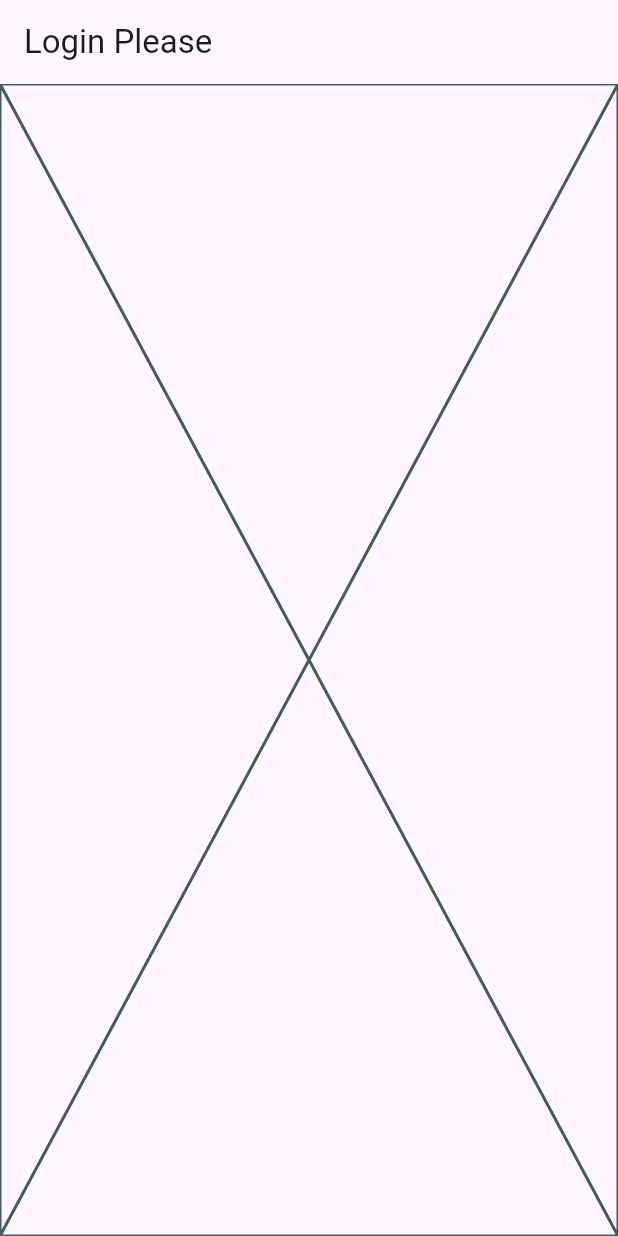
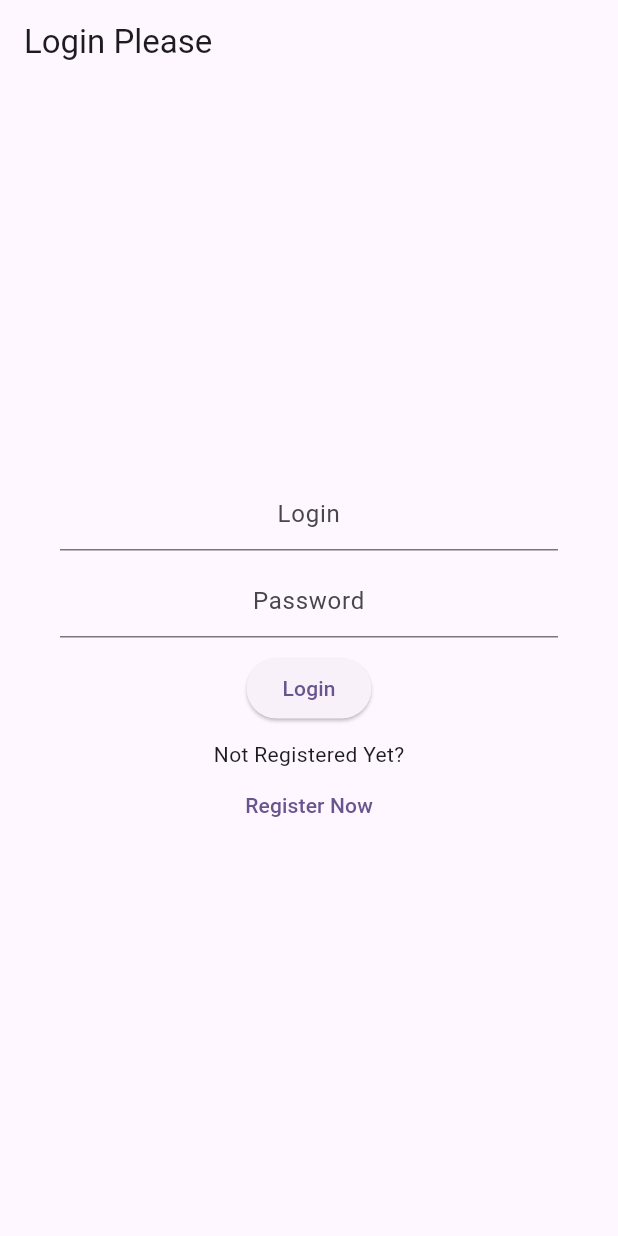
Before and after one commit to rebus217/poisk_kino, a Flutter app: the screen it shows after launch, after a tap on "Enter", on a phone screen of 412 x 824 dp. Run offline on Flutter 3.47's test engine with Material 2 defaults, Android fonts, the light colour scheme and no system bars.

Commit message:
sing up and login screens

```diff
--- a/lib/features/landing/view/landing_screen.dart
+++ b/lib/features/landing/view/landing_screen.dart
@@ -1,5 +1,4 @@
 import 'package:flutter/material.dart';
-import 'package:poisk_kino/features/login/view/login_screen.dart';
 
 class LandingScreen extends StatefulWidget {
   const LandingScreen({super.key});
--- a/lib/features/login/login.dart
+++ b/lib/features/login/login.dart
@@ -1 +1,2 @@
 export 'view/view.dart';
+export 'widgets/widgets.dart';
--- a/lib/features/login/view/login_screen.dart
+++ b/lib/features/login/view/login_screen.dart
@@ -1,4 +1,5 @@
 import 'package:flutter/material.dart';
+import 'package:poisk_kino/features/login/login.dart';
 
 class LoginScreen extends StatefulWidget {
   const LoginScreen({super.key});
@@ -14,7 +15,7 @@
       appBar: AppBar(
         title: const Text("Login Please"),
       ),
-      body: Placeholder(),
+      body: const LoginFormWidget(),
     );
   }
 }
--- /dev/null
+++ b/lib/features/login/widgets/login_form_widget.dart
@@ -0,0 +1,44 @@
+import 'package:flutter/material.dart';
+import 'package:poisk_kino/shared/shared.dart';
+
+class LoginFormWidget extends StatelessWidget {
+  const LoginFormWidget({
+    super.key,
+  });
+
+  @override
+  Widget build(BuildContext context) {
+    return Container(
+      padding: const EdgeInsets.symmetric(horizontal: 40),
+      child: Column(
+        mainAxisAlignment: MainAxisAlignment.center,
+        children: [
+          const TextInputWidget(name: "Login"),
+          const TextInputWidget(
+            name: "Password",
+            obscureText: true,
+          ),
+          ElevatedButton(
+              onPressed: () {
+                debugPrint("Login");
+              },
+              child: const Text("Login")),
+          const SizedBox(
+            height: 10,
+          ),
+          Column(
+            children: [
+              const Text("Not Registered Yet?"),
+              TextButton(
+                  onPressed: () {
+                    debugPrint("Register");
+                    Navigator.of(context).pushNamed("/sing_up");
+                  },
+                  child: const Text("Register Now"))
+            ],
+          )
+        ],
+      ),
+    );
+  }
+}
--- /dev/null
+++ b/lib/features/login/widgets/widgets.dart
@@ -0,0 +1 @@
+export 'login_form_widget.dart';
--- a/lib/features/sing_up/view/sing_up_screen.dart
+++ b/lib/features/sing_up/view/sing_up_screen.dart
@@ -1,4 +1,5 @@
 import 'package:flutter/material.dart';
+import 'package:poisk_kino/features/sing_up/widgets/widgets.dart';
 
 class SingUpScreen extends StatefulWidget {
   const SingUpScreen({super.key});
@@ -14,7 +15,7 @@
       appBar: AppBar(
         title: const Text("Sing up"),
       ),
-      body: Placeholder(),
+      body: const RegisterFormWidget(),
     );
   }
 }
--- /dev/null
+++ b/lib/features/sing_up/widgets/widgets.dart
@@ -0,0 +1 @@
+export 'register_form_widget.dart';
--- a/lib/router/router.dart
+++ b/lib/router/router.dart
@@ -10,10 +10,9 @@
 final Map<String, StatefulWidget Function(BuildContext context)> routes = {
   "/": (BuildContext context) => const LandingScreen(),
   "/login": (BuildContext context) => const LoginScreen(),
-  "/singup": (BuildContext context) => const SingUpScreen(),
+  "/sing_up": (BuildContext context) => const SingUpScreen(),
   "/film_collection": (BuildContext context) => const FilmCollectionScreen(),
   "/film": (BuildContext context) => const FilmDetailsScreen(),
   "/films_list": (BuildContext context) => const FilmsListScreen(),
   "/search_film": (BuildContext context) => const SearchFilmScreen(),
-
 };
--- /dev/null
+++ b/lib/shared/shared.dart
@@ -0,0 +1 @@
+export 'widgets/widgets.dart';
--- /dev/null
+++ b/lib/shared/widgets/text_input_widget.dart
@@ -0,0 +1,30 @@
+import 'package:flutter/material.dart';
+
+class TextInputWidget extends StatefulWidget {
+  const TextInputWidget(
+      {super.key, required this.name, this.obscureText = false});
+
+  final String name;
+  final bool obscureText;
+
+  @override
+  State<TextInputWidget> createState() => _TextInputWidgetState();
+}
+
+class _TextInputWidgetState extends State<TextInputWidget> {
+  @override
+  Widget build(BuildContext context) {
+    return Column(
+      children: [
+        TextField(
+          obscureText: widget.obscureText,
+          textAlign: TextAlign.center,
+          decoration: InputDecoration(hintText: widget.name),
+        ),
+        const SizedBox(
+          height: 10,
+        ),
+      ],
+    );
+  }
+}
--- /dev/null
+++ b/lib/shared/widgets/widgets.dart
@@ -0,0 +1 @@
+export 'text_input_widget.dart';
```
Also changed, not shown: lib/features/sing_up/widgets/register_form_widget.dart (added, +33 -0 lines), 16 other files.
